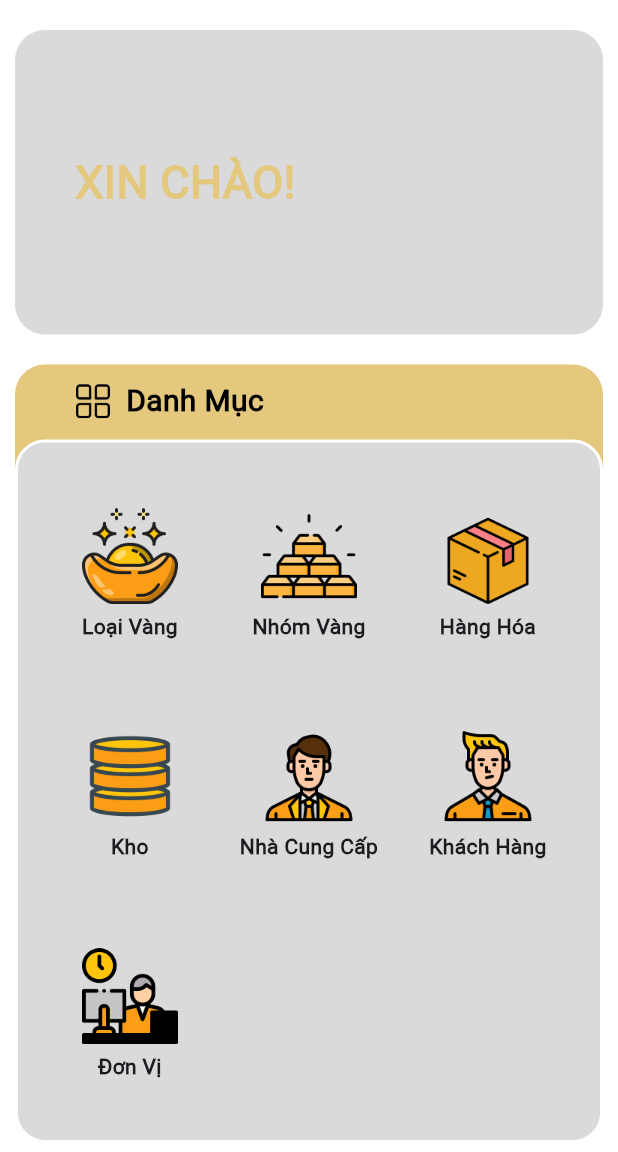
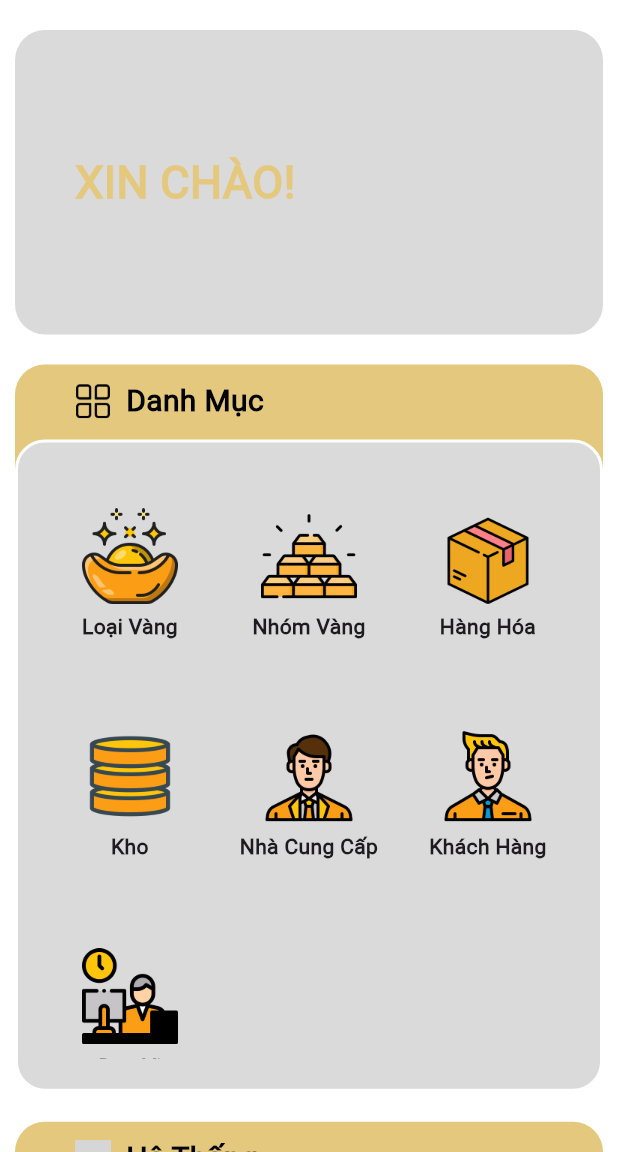
Before and after one commit to GiaBao0510/QLTV_DD, a Flutter app: the HomeScreen screen opened directly, on a phone screen of 412 x 824 dp, the part 84-1236 px from its top. Run offline on Flutter 3.47's test engine with Material 3 defaults, Android fonts, the phone set to English and light mode, and no system bars; our stand-ins replace fl_chart, google_fonts, lottie, pdf, permission_handler, printing and 2 more; missing offline and left inert: excel, number_to_vietnamese_words, session_manager; accounts and stored records are empty; grey boxes are pictures that could not be loaded.

Commit message:
update home - height

```diff
--- a/app_qltv/lib/FrontEnd/constants/config.dart
+++ b/app_qltv/lib/FrontEnd/constants/config.dart
@@ -1,4 +1,4 @@
-const url = "http://192.168.1.22:3000";
+const url = "http://192.168.1.20:3000";
 
 const login = "$url/login"; //Đăng nhập
 const logout = "$url/exit"; //Đăng xuất
--- a/app_qltv/lib/FrontEnd/ui/home/home.dart
+++ b/app_qltv/lib/FrontEnd/ui/home/home.dart
@@ -134,8 +134,13 @@ class _HomeScreenState extends State<HomeScreen> {
     ];
 
     const crossAxisCount = 3;
-    const itemHeight = 135.0;
-
+    final int divisor = MediaQuery.of(context).size.height < 750
+        ? 3
+        : (MediaQuery.of(context).size.height > 900 ? 3 : 5);
+    final itemHeight =
+        (MediaQuery.of(context).size.height - kToolbarHeight - 150) / divisor;
+    print('SIZE item:');
+    print(itemHeight);
     final rowCount_DanhMuc = (danhmuc_items.length / crossAxisCount).ceil();
     final gridHeight_DanhMuc =
         itemHeight * rowCount_DanhMuc + (10.0 * (rowCount_DanhMuc - 1));
```
